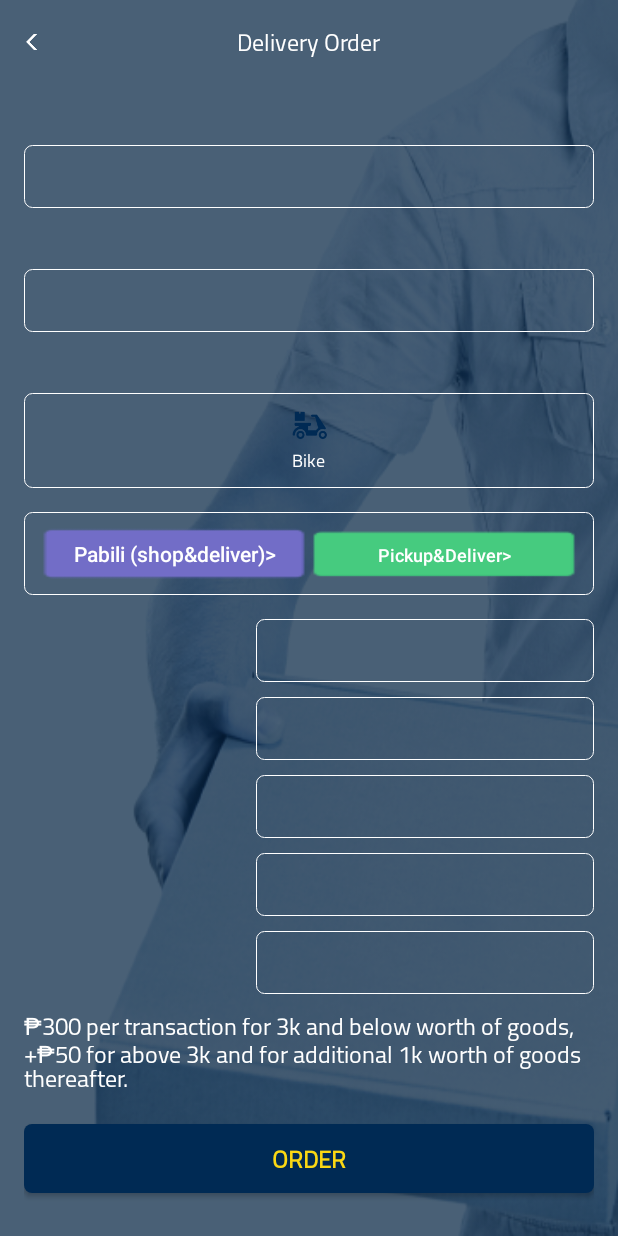
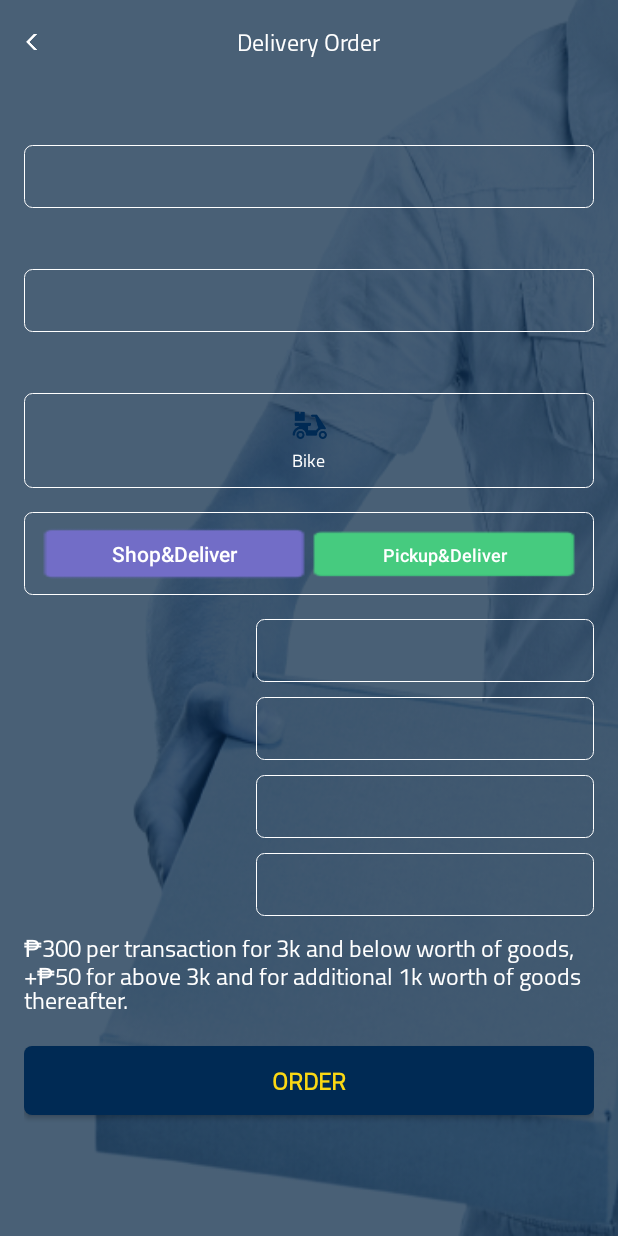
Before and after one commit to aartisoft/PickAndDrop, an Android app: the fragment DeliveryCheckout placed in its activity, on a phone screen of 412 x 824 dp. Run offline under Robolectric (Android 15) with nearby library versions, the phone set to English and light mode, and no system bars; our stand-ins replace data binding; pictures from the network do not load; 18 statements that could not run were skipped.

Commit message:
new update

```diff
--- a/app/src/main/java/com/pickanddrop/activities/DrawerContentSlideActivity.java
+++ b/app/src/main/java/com/pickanddrop/activities/DrawerContentSlideActivity.java
@@ -251,6 +251,7 @@ public class DrawerContentSlideActivity extends AppCompatActivity implements App
 
         if (appSession.getUserType().equals(DRIVER)) {
             replaceFragmentWithoutBack(R.id.container_main, new DriverHome(), "DriverHome");
+
         } else {
             replaceFragmentWithoutBack(R.id.container_main, new Home(), "Home");
         }
@@ -276,10 +277,20 @@ public class DrawerContentSlideActivity extends AppCompatActivity implements App
         stringHashMap.put(PN_NAME, getString(R.string.home));
         stringHashMap.put(PN_VALUE, String.valueOf(R.drawable.home));
         menuList.add(stringHashMap);
+
+        if (appSession.getUserType().equals(DRIVER)) {
+            stringHashMap = new HashMap<>();
+            stringHashMap.put(PN_NAME, getString(R.string.accept_order));
+            stringHashMap.put(PN_VALUE, String.valueOf(R.drawable.ic_help_outline));
+            menuList.add(stringHashMap);
+
+        } else {
             stringHashMap = new HashMap<>();
             stringHashMap.put(PN_NAME, getString(R.string.cur_delivery));
             stringHashMap.put(PN_VALUE, String.valueOf(R.drawable.deliverys));
             menuList.add(stringHashMap);
+        }
+
         stringHashMap = new HashMap<>();
         stringHashMap.put(PN_NAME, getString(R.string.delivery_history));
         stringHashMap.put(PN_VALUE, String.valueOf(R.drawable.history));
@@ -297,10 +308,18 @@ public class DrawerContentSlideActivity extends AppCompatActivity implements App
         stringHashMap.put(PN_VALUE, String.valueOf(R.drawable.setting));
         menuList.add(stringHashMap);
 
+        if (appSession.getUserType().equals(DRIVER)) {
             stringHashMap = new HashMap<>();
             stringHashMap.put(PN_NAME, getString(R.string.guidline_procedure));
             stringHashMap.put(PN_VALUE, String.valueOf(R.drawable.ic_help_outline));
             menuList.add(stringHashMap);
+
+        } else {
+            stringHashMap = new HashMap<>();
+            stringHashMap.put(PN_NAME, getString(R.string.faq));
+            stringHashMap.put(PN_VALUE, String.valueOf(R.drawable.ic_help_outline));
+            menuList.add(stringHashMap);
+        }
 
         stringHashMap = new HashMap<>();
         stringHashMap.put(PN_NAME, getString(R.string.terms_conditions));
@@ -311,7 +330,6 @@ public class DrawerContentSlideActivity extends AppCompatActivity implements App
         stringHashMap.put(PN_NAME, getString(R.string.contact_us));
         stringHashMap.put(PN_VALUE, String.valueOf(R.drawable.ic_contact_phone));
         menuList.add(stringHashMap);
-
 
         stringHashMap = new HashMap<>();
         stringHashMap.put(PN_NAME, getString(R.string.logout));
@@ -348,6 +366,7 @@ public class DrawerContentSlideActivity extends AppCompatActivity implements App
         getSupportFragmentManager()
                 .beginTransaction()
                 .replace(containerViewId, fragment, fragmentTag)
+                .addToBackStack(null)
                 .commitAllowingStateLoss();
     }
 
@@ -375,6 +394,9 @@ public class DrawerContentSlideActivity extends AppCompatActivity implements App
             } else if (menuList.get(position).get(PN_NAME).equalsIgnoreCase(getString(R.string.cur_delivery))) {
                 replaceFragmentWithoutBack(R.id.container_main, currentList, "CurrentList");
                 drawerLayout.closeDrawer(GravityCompat.START);
+            }else if (menuList.get(position).get(PN_NAME).equalsIgnoreCase(getString(R.string.accept_order))) {
+                replaceFragmentWithoutBack(R.id.container_main, currentList, "CurrentList");
+                drawerLayout.closeDrawer(GravityCompat.START);
             } else if (menuList.get(position).get(PN_NAME).equalsIgnoreCase(getString(R.string.notification))) {
                 bundle.putString(PN_NAME, PN_NAME);
                 currentList.setArguments(bundle);
@@ -395,6 +417,9 @@ public class DrawerContentSlideActivity extends AppCompatActivity implements App
 //                replaceFragmentWithoutBack(R.id.container_main, new GuidlineFragment, "CurrentList");
 //                drawerLayout.closeDrawer(GravityCompat.START);
 //            }else if (menuList.get(position).get(PN_NAME).equalsIgnoreCase(getString(R.string.contact_us))) {
+//                replaceFragmentWithoutBack(R.id.container_main, new GuidlineFragment, "CurrentList");
+//                drawerLayout.closeDrawer(GravityCompat.START);
+//            }else if (menuList.get(position).get(PN_NAME).equalsIgnoreCase(getString(R.string.faq))) {
 //                replaceFragmentWithoutBack(R.id.container_main, new GuidlineFragment, "CurrentList");
 //                drawerLayout.closeDrawer(GravityCompat.START);
 //            }
@@ -504,12 +529,38 @@ public class DrawerContentSlideActivity extends AppCompatActivity implements App
             drawerLayout.closeDrawer(GravityCompat.START);
         } else {
 
-            FragmentManager fragmentManager = getSupportFragmentManager();
-            if (fragmentManager.getBackStackEntryCount() > 0) {
+//            FragmentManager fragmentManager = getSupportFragmentManager();
+//            if (fragmentManager.getBackStackEntryCount() > 0) {
+//                super.onBackPressed();
+//            } else {
+//                Exit();
+//            }
+
+            if (appSession.getUserType().equals(DRIVER)) {
+
+                DriverHome myFragment = (DriverHome) getSupportFragmentManager().findFragmentByTag("DriverHome");
+                if (myFragment != null && myFragment.isVisible()) {
+                    // add your code here
+                    //finish();
+                    Exit();
+                } else {
                     super.onBackPressed();
+                }
+
             } else {
+                Home myFragment = (Home) getSupportFragmentManager().findFragmentByTag("Home");
+                if (myFragment != null && myFragment.isVisible()) {
+                    // add your code here
+                    //finish();
                     Exit();
+                } else {
+                    super.onBackPressed();
                 }
+            }
+
+
+
+
         }
     }
 
@@ -518,7 +569,11 @@ public class DrawerContentSlideActivity extends AppCompatActivity implements App
     }
 
     private void Exit() {
-        new AlertDialog.Builder(this).setTitle(getString(R.string.app_name)).setMessage(getString(R.string.exit_text)).setIcon((int) R.mipmap.ic_launcher).setPositiveButton(getResources().getString(R.string.yes), new C03424()).setNegativeButton(getResources().getString(R.string.no), new C03435()).show();
+        new AlertDialog.Builder(this).setTitle(getString(R.string.app_name))
+                .setMessage(getString(R.string.exit_text))
+                .setIcon((int) R.drawable.pabili_logo)
+                .setPositiveButton(getResources().getString(R.string.yes), new C03424())
+                .setNegativeButton(getResources().getString(R.string.no), new C03435()).show();
     }
 
     @Override
@@ -642,6 +697,8 @@ public class DrawerContentSlideActivity extends AppCompatActivity implements App
                 .enableAutoManage(this, this)
                 .addApi(LocationServices.API)
                 .build();
+        mGoogleApiClient.connect();
+
         createLocationRequest();
     }
 
@@ -681,8 +738,11 @@ public class DrawerContentSlideActivity extends AppCompatActivity implements App
     public void removeLocationUpdates() {
         Log.i(TAG, "Removing location updates");
         LocationRequestHelper.setRequesting(this, false);
+        try {
             LocationServices.FusedLocationApi.removeLocationUpdates(mGoogleApiClient,
                     getPendingIntent());
+        }catch (Exception e){
+        }
     }
 
     private void updateButtonsState(boolean requestingLocationUpdates) {
@@ -701,8 +761,10 @@ public class DrawerContentSlideActivity extends AppCompatActivity implements App
         PreferenceManager.getDefaultSharedPreferences(this)
                 .unregisterOnSharedPreferenceChangeListener(this);
 
-        if (appSession.getUserType().equals(CUSTOMER))
+        if (appSession.getUserType().equals(CUSTOMER)){
                 removeLocationUpdates();
+        }
+
         super.onStop();
     }
 
@@ -804,4 +866,17 @@ public class DrawerContentSlideActivity extends AppCompatActivity implements App
     public void onConnectionFailed(@NonNull ConnectionResult connectionResult) {
 
     }
+
+
+    @Override
+    protected void onStart() {
+        super.onStart();
+        mGoogleApiClient.connect();
     }
+
+    @Override
+    protected void onResume() {
+        super.onResume();
+        mGoogleApiClient.connect();
+    }
+}
--- a/app/src/main/java/com/pickanddrop/adapter/MenuAdapter.java
+++ b/app/src/main/java/com/pickanddrop/adapter/MenuAdapter.java
@@ -11,6 +11,8 @@ import android.widget.TextView;
 import androidx.recyclerview.widget.RecyclerView;
 
 import com.pickanddrop.R;
+import com.pickanddrop.fragment.DriverHome;
+import com.pickanddrop.fragment.Home;
 import com.pickanddrop.utils.AppConstants;
 import com.pickanddrop.utils.AppSession;
 import com.pickanddrop.utils.OnItemClickListener;
@@ -55,6 +57,7 @@ public class MenuAdapter extends RecyclerView.Adapter<MenuAdapter.ViewHolder> im
             viewHolder.ivMenu.setImageResource(Integer.parseInt(menuLIst.get(position).get(PN_VALUE)));
 
 
+
 //        RequestOptions requestOptions = new RequestOptions();
 //        Glide.with(context).setDefaultRequestOptions(requestOptions).load(menuLIst.get(position).get(PN_VALUE)).into(viewHolder.ivMenu);
         viewHolder.itemView.setOnClickListener(new OnItemClickListener(position, onItemClickCallback));
--- a/app/src/main/java/com/pickanddrop/fragment/BaseFragment.java
+++ b/app/src/main/java/com/pickanddrop/fragment/BaseFragment.java
@@ -18,12 +18,11 @@ public class BaseFragment extends Fragment {
 
     public void replaceFragmentWithBack(int containerViewId,
                                         Fragment fragment,
-                                        String fragmentTag,
-                                        String backStackStateName) {
+                                        String fragmentTag) {
         getActivity().getSupportFragmentManager()
                 .beginTransaction()
                 .replace(containerViewId, fragment, fragmentTag)
-                .addToBackStack(backStackStateName)
+                .addToBackStack(null)
                 .commitAllowingStateLoss();
     }
 
--- a/app/src/main/java/com/pickanddrop/fragment/Home.java
+++ b/app/src/main/java/com/pickanddrop/fragment/Home.java
@@ -249,9 +249,9 @@ public class Home extends BaseFragment implements AppConstants, View.OnClickList
                 break;
             case R.id.btn_two:
                 //bundle.putString("delivery_type", "2HOUR");
-                bundle.putString("delivery_type", "Pabili (shop&deliver)");
+                bundle.putString("delivery_type", "shop&deliver");
                 createOrderOne.setArguments(bundle);
-                addFragmentWithoutRemove(R.id.container_main, createOrderOne, "CreateOrderOne");
+                replaceFragmentWithBack(R.id.container_main, createOrderOne, "CreateOrderOne");
                 break;
 //            case R.id.btn_four:
 //                if (fourStatus) {
@@ -268,7 +268,7 @@ public class Home extends BaseFragment implements AppConstants, View.OnClickList
               //  } else {
                     bundle.putString("delivery_type", "Pickup&Deliver");
                     createOrderOne.setArguments(bundle);
-                    addFragmentWithoutRemove(R.id.container_main, createOrderOne, "CreateOrderOne");
+                replaceFragmentWithBack(R.id.container_main, createOrderOne, "CreateOrderOne");
              //   }
                 break;
         }
--- a/app/src/main/java/com/pickanddrop/fragment/Login.java
+++ b/app/src/main/java/com/pickanddrop/fragment/Login.java
@@ -120,7 +120,7 @@ public class Login extends BaseFragment implements AppConstants, View.OnClickLis
 
             Map<String, String> map = new HashMap<>();
             map.put(PN_APP_TOKEN, APP_TOKEN);
-            map.put(PN_EMAIL, email);
+            map.put(PN_phone, email);
             map.put(PN_PASSWORD, password);
             map.put(PN_DEVICE_TOKEN, notiificationId);
             map.put(PN_DEVICE_TYPE, DEVICE_TYPE);
--- a/app/src/main/java/com/pickanddrop/utils/AppConstants.java
+++ b/app/src/main/java/com/pickanddrop/utils/AppConstants.java
@@ -44,8 +44,8 @@ public interface AppConstants {
 
     String ENGLISH = "en";
 
-    String BASE_URL = "http://freebizoffer.com/apptech/pickanddeliver/admin/index.php/ApiController/";
-    String IMAGE_URL = "http://freebizoffer.com/apptech/pickanddeliver/admin/image/";
+    String BASE_URL = "http://pabiliph.com/admin_panel/ApiController/";
+    String IMAGE_URL = "http://pabiliph.com/admin_panel/image/";
     String APP_TOKEN = "COURIERAPP-30062016";
 
 
@@ -56,6 +56,7 @@ public interface AppConstants {
     String DRIVER = "2";
 
     String PN_EMAIL = "email";
+    String PN_phone = "phone";
     String PN_PASSWORD = "password";
     String PN_DEVICE_TYPE = "device_type";
     String PN_APP_TOKEN = "code";
--- a/app/src/main/res/layout/delivery_book.xml
+++ b/app/src/main/res/layout/delivery_book.xml
@@ -216,7 +216,7 @@
                         android:textColor="@color/white_color"
                         android:background="@drawable/two_hr"
                         android:padding="@dimen/activity_margin_normal"
-                        android:text="@string/shop_deliver_text_maps"
+                        android:text="Shop&amp;Deliver"
                         android:textSize="@dimen/text_size_normal"/>
 
                     <Button
@@ -245,7 +245,7 @@
                         android:gravity="center"
                         android:textColor="@color/white_color"
                         android:background="@drawable/same_day"
-                        android:text="@string/pick_deliver_text_maps"
+                        android:text="Pickup&amp;Deliver"
                         android:textSize="@dimen/text_size_small"/>
                 </LinearLayout>
             </LinearLayout>
@@ -365,7 +365,7 @@
                         android:layout_weight="4"
                         android:gravity="center_vertical"
                         android:layout_gravity="center_vertical"
-                        android:text="@{String.format(@string/delivery_pri).concat(@string/colon)}"
+                        android:text="@{String.format(@string/service_pri).concat(@string/colon)}"
                         android:textColor="@color/white_color" />
 
                     <EditText
@@ -382,40 +382,10 @@
 
                 </LinearLayout>
 
-                <LinearLayout
-                    android:layout_width="match_parent"
-                    android:layout_height="wrap_content"
-                    android:gravity="center_vertical"
-                    android:layout_marginTop="@dimen/activity_margin_normal_"
-                    android:orientation="horizontal">
 
-                    <TextView
-                        android:layout_width="0dp"
-                        android:layout_height="wrap_content"
-                        android:textSize="@dimen/text_size_normal"
-                        android:fontFamily="@font/titillium_regular"
-                        android:padding="@dimen/activity_margin_normal"
-                        android:layout_weight="4"
-                        android:gravity="center_vertical"
-                        android:layout_gravity="center_vertical"
-                        android:text="@{String.format(@string/service_pri).concat(@string/colon)}"
-                        android:textColor="@color/white_color" />
-
-                    <EditText
-                        android:id="@+id/et_service_charge"
-                        style="@style/edit_text_delivery_style"
-                        android:layout_width="0dp"
-                        android:layout_weight="6"
-                        android:layout_marginLeft="@dimen/text_margin_small"
-                        android:layout_height="wrap_content"
-                        android:hint=""
-                        android:focusable="false"
-                        android:imeOptions="actionNext"
-                        android:inputType="textPersonName|textCapWords" />
-
-                </LinearLayout>
 
                 <TextView
+                    android:id="@+id/tv_service_pri_text"
                     android:layout_marginTop="10dp"
                     android:layout_width="wrap_content"
                     android:layout_height="wrap_content"
--- a/app/src/main/res/values/strings.xml
+++ b/app/src/main/res/values/strings.xml
@@ -325,15 +325,17 @@
 
     <string name="not_available">This delivery option is not available at this time.</string>
 
-<!--    //<string name="google_maps_key">AIzaSyC7NOJ5VbOZ2uzheASfYPZVPMniO0QAcys</string>-->
-    <string name="google_maps_key">AIzaSyCgdluX9Wh0eW5sNbUpJv5KhY4GQXWktg4</string>
+    //<string name="google_maps_key">AIzaSyC7NOJ5VbOZ2uzheASfYPZVPMniO0QAcys</string>
+<!--    <string name="google_maps_key">AIzaSyCgdluX9Wh0eW5sNbUpJv5KhY4GQXWktg4</string>-->
     <string name="cell_phone_number">Cellphone number</string>
     <string name="email_optional">Email (Optional)</string>
     <string name="provinc">Province</string>
     <string name="guidline_procedure">Guidelines &amp; Procedures</string>
     <string name="terms_conditions">Terms &amp; Conditions</string>
     <string name="contact_us">Contact Us</string>
-    <string name="shop_deliver_text_maps">Pabili (shop&amp;deliver)></string>
+    <string name="shop_deliver_text_maps">Pabili (Shop&amp;Deliver)></string>
     <string name="pick_deliver_text_maps">Pickup&amp;Deliver></string>
     <string name="service_charge_desc">₱300 per transaction for 3k and below worth of goods, +₱50 for above 3k and for additional 1k worth of goods thereafter.</string>
+    <string name="faq">FAQ</string>
+    <string name="accept_order">Accepted Orders</string>
 </resources>
```
Also changed, not shown: app/src/main/java/com/pickanddrop/fragment/CreateOrderOne.java (+104 -19 lines), app/src/main/java/com/pickanddrop/fragment/CreateOrderSecond.java (+55 -32 lines), app/src/main/java/com/pickanddrop/fragment/DeliveryCheckout.java (+44 -29 lines), app/src/main/java/com/pickanddrop/fragment/SignUp.java (+28 -12 lines), app/src/main/res/drawable/ic_my_location_black_24dp.xml (added, +9 -0 lines), app/src/main/res/layout/create_order_one.xml (+12 -3 lines). Lines whose indentation alone changed are shown as unchanged.
